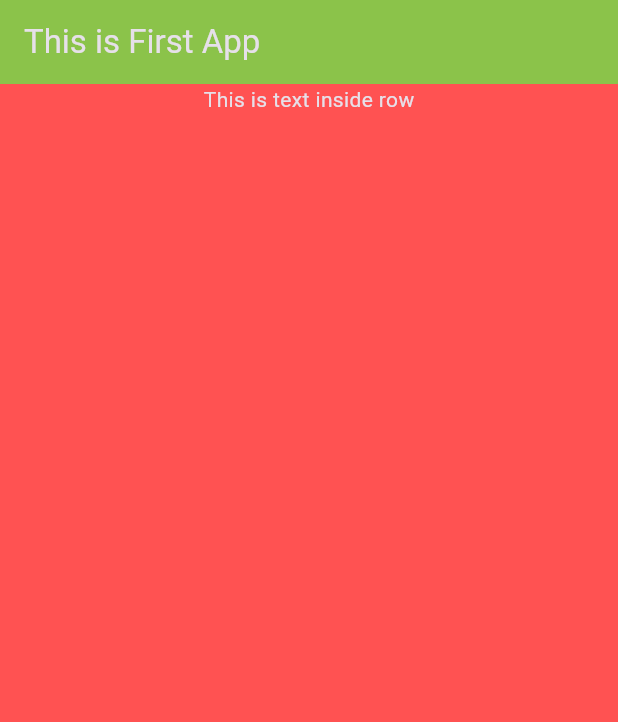
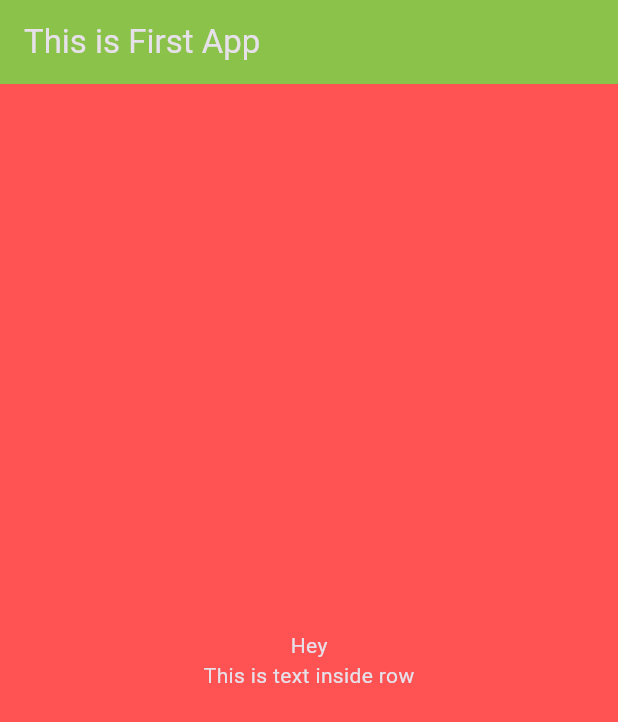
Before and after one commit to PankajJoshi-hp/FlutterFirstRepo, a Flutter app: the screen it shows after launch, on a phone screen of 412 x 824 dp. Shown: the top 722 px of the screen. Run offline on Flutter 3.47's test engine with Material 3 defaults, Android fonts, the phone set to English and light mode, and no system bars.

Commit message:
Row and Column Practice

```diff
--- a/lib/main.dart
+++ b/lib/main.dart
@@ -36,12 +36,20 @@ class ChildApp extends StatelessWidget {
         //     style: TextStyle(fontSize: 24),
         //   ),
         // ),
-        body: Row(
+        // body: Row(
+        //   mainAxisAlignment: MainAxisAlignment.center,
+        //   children: <Widget>[
+        //     Text('Hey'),
+        //     Text('This is text inside row'),
+        //   ],
+        // ));
+        body: Column(
           mainAxisAlignment: MainAxisAlignment.center,
           children: <Widget>[
-            Container(
-              child: Text('This is text inside row'),
-            )
+            Center(
+              child: Text('Hey'),
+            ),
+            Text('This is text inside row'),
           ],
         ));
   }
```
